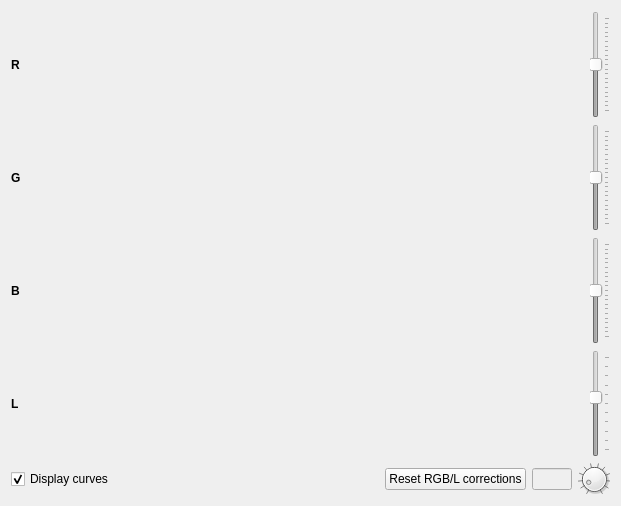
First picture: the form in previewform.ui, repository 607011/vstripe, before the edit.
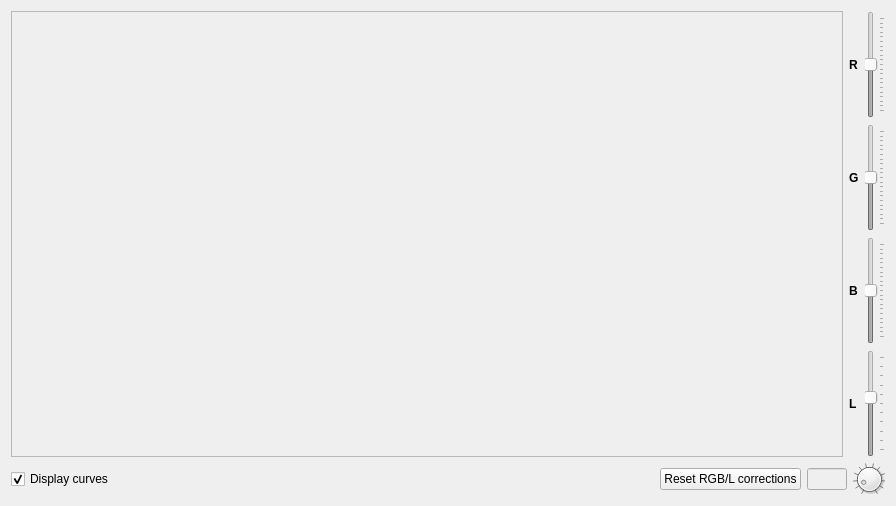
Second picture: the form after the edit.

Commit message: EXPERIMENT: PictureWidget wird in einer ScrollArea dargestellt.

```diff
--- a/previewform.ui
+++ b/previewform.ui
@@ -6,7 +6,7 @@
    <rect>
     <x>0</x>
     <y>0</y>
-    <width>621</width>
+    <width>896</width>
     <height>506</height>
    </rect>
   </property>
@@ -18,6 +18,23 @@
     <layout class="QVBoxLayout" name="verticalLayout">
      <item>
       <layout class="QHBoxLayout" name="horizontalLayout">
+       <item>
+        <widget class="QScrollArea" name="scrollArea">
+         <property name="widgetResizable">
+          <bool>true</bool>
+         </property>
+         <widget class="QWidget" name="scrollAreaWidgetContents_3">
+          <property name="geometry">
+           <rect>
+            <x>0</x>
+            <y>0</y>
+            <width>826</width>
+            <height>442</height>
+           </rect>
+          </property>
+         </widget>
+        </widget>
+       </item>
        <item>
         <layout class="QGridLayout" name="gridLayout">
          <item row="1" column="0">
```
The commit also changes 1 other file.
